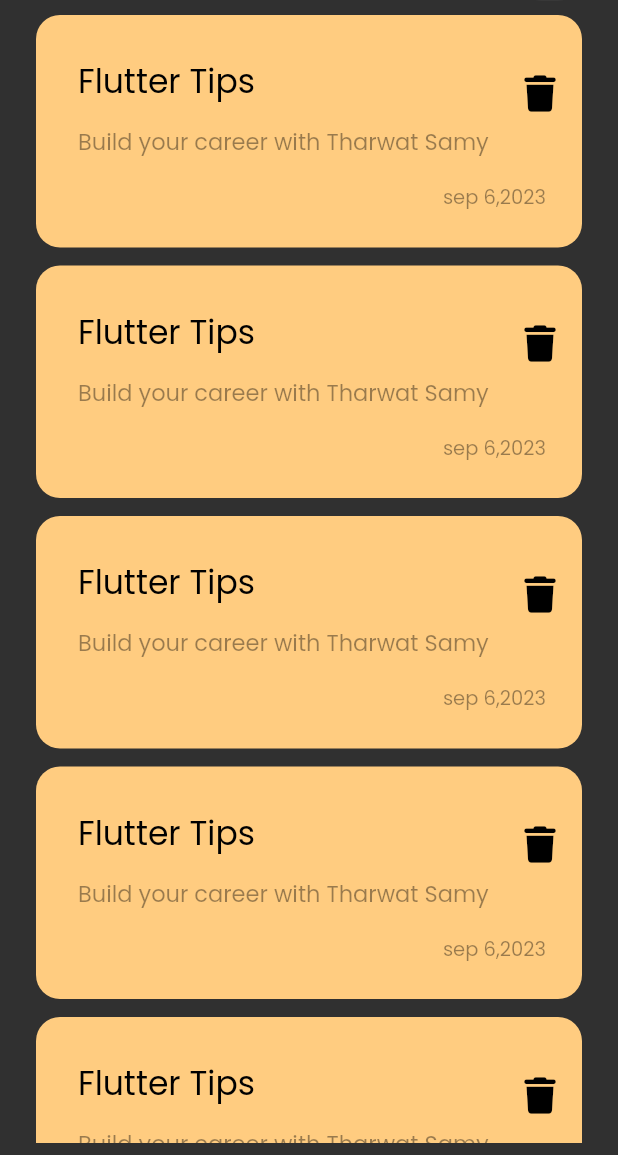
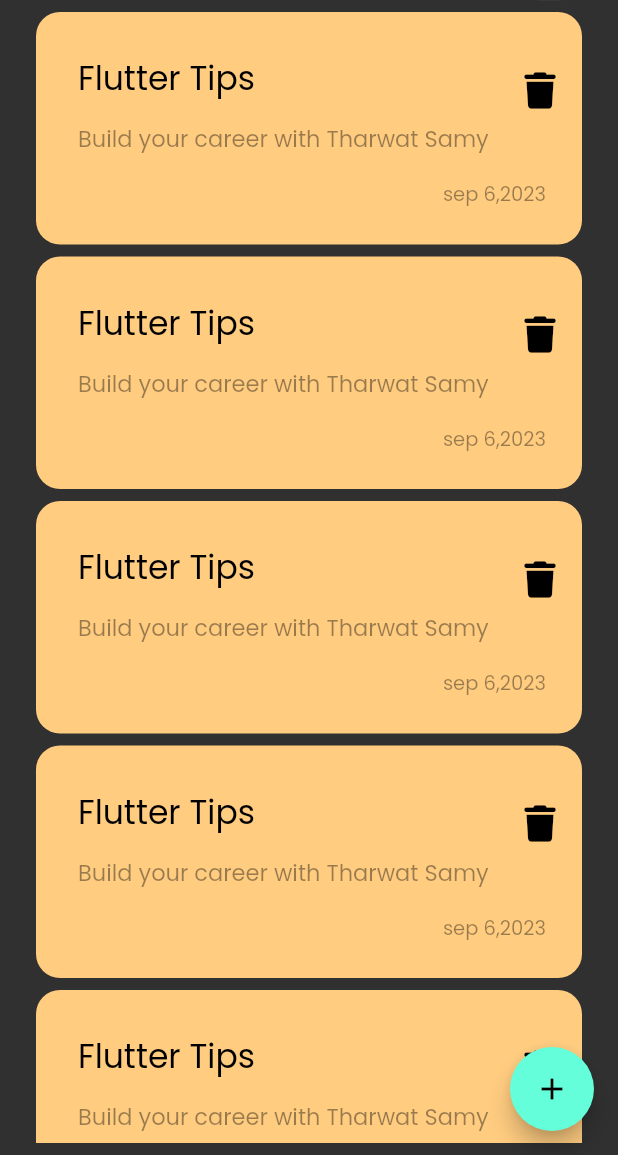
Before and after one commit to AyaNady17/notes_app, a Flutter app: the screen it shows after launch, on a phone screen of 412 x 824 dp, the part 81-1236 px from its top. Run offline on Flutter 3.47's test engine with Material 2 defaults, Android fonts, the phone set to English and light mode, and no system bars; our stand-ins replace font_awesome_flutter.

Commit message:
add floating action button

```diff
--- a/lib/Widgets/notes_list_view.dart
+++ b/lib/Widgets/notes_list_view.dart
@@ -8,7 +8,7 @@ class NotesListView extends StatelessWidget {
   Widget build(BuildContext context) {
     return ListView.builder(itemBuilder: (context, index) {
       return const Padding(
-        padding: EdgeInsets.symmetric(vertical: 6),
+        padding: EdgeInsets.symmetric(vertical: 4),
         child: NotesItem(),
       );
     });
--- a/lib/views/notes_view.dart
+++ b/lib/views/notes_view.dart
@@ -7,8 +7,12 @@ class NotesView extends StatelessWidget {
 
   @override
   Widget build(BuildContext context) {
-    return const Scaffold(
-      body: NotesViewBody(),
+    return Scaffold(
+      body: const NotesViewBody(),
+      floatingActionButton: FloatingActionButton(
+        onPressed: () {},
+        child: const Icon(Icons.add),
+      ),
     );
   }
 }
```
